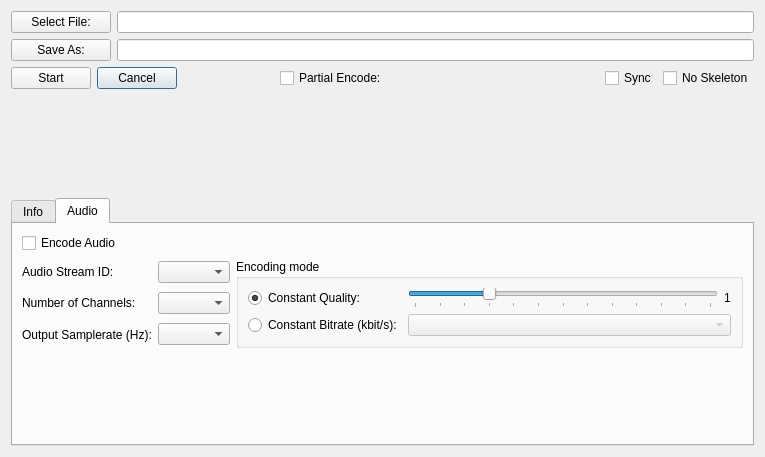
an146/qtheorafrontend, file dialog.ui: the form before one commit.
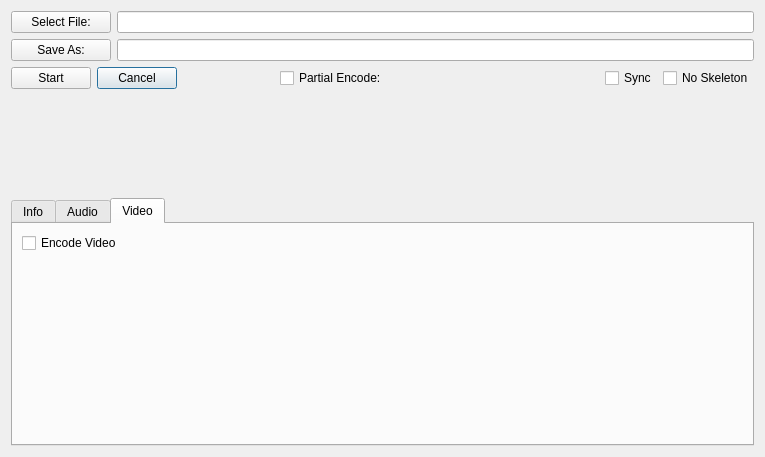
The form after the commit. Icons and pictures are not drawn. Custom widgets are drawn as their Qt base class.

Commit message: video_encode, extension handling seems to work

Diff of the .ui file:
```diff
--- a/dialog.ui
+++ b/dialog.ui
@@ -152,7 +152,7 @@
    <item>
     <widget class="QTabWidget" name="tabWidget">
      <property name="currentIndex">
-      <number>1</number>
+      <number>2</number>
      </property>
      <widget class="QWidget" name="info">
       <property name="sizePolicy">
@@ -654,6 +654,36 @@
        </item>
       </layout>
      </widget>
+     <widget class="QWidget" name="video">
+      <attribute name="title">
+       <string>Video</string>
+      </attribute>
+      <layout class="QVBoxLayout" name="verticalLayout_3">
+       <item>
+        <widget class="QCheckBox" name="video_encode">
+         <property name="enabled">
+          <bool>true</bool>
+         </property>
+         <property name="text">
+          <string>Encode Video</string>
+         </property>
+        </widget>
+       </item>
+       <item>
+        <spacer name="verticalSpacer_3">
+         <property name="orientation">
+          <enum>Qt::Vertical</enum>
+         </property>
+         <property name="sizeHint" stdset="0">
+          <size>
+           <width>20</width>
+           <height>40</height>
+          </size>
+         </property>
+        </spacer>
+       </item>
+      </layout>
+     </widget>
     </widget>
    </item>
   </layout>
```
The commit also changes 2 other files.
